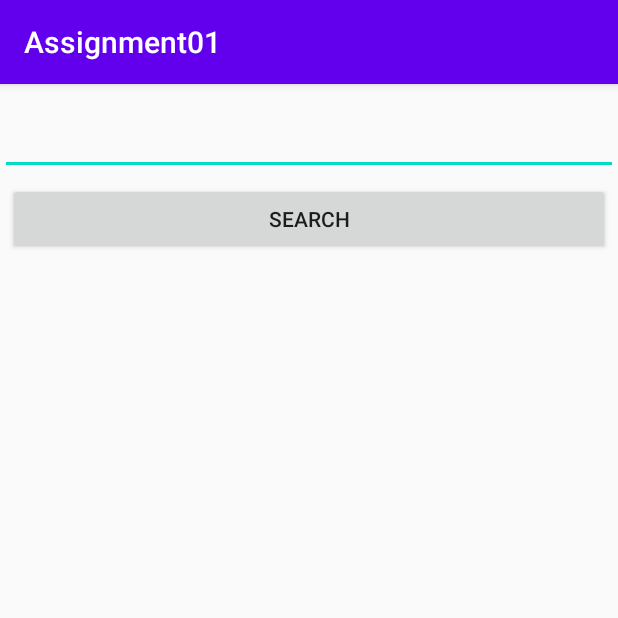
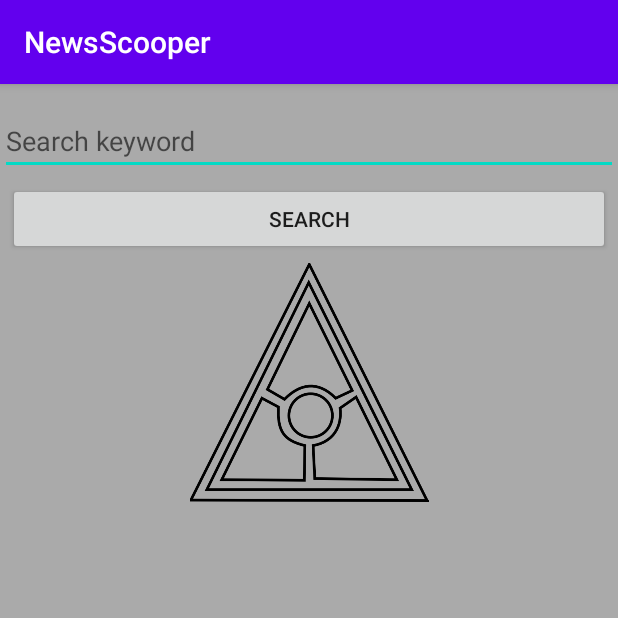
Before and after one commit to Phil-CST-BCIT/COMP3717_Assignment01, an Android app: the screen it shows after launch (MainActivity), on a phone screen of 412 x 824 dp, the top half of it. Run offline under Robolectric (Android 15) with nearby library versions, the phone set to English and light mode, and no system bars.

Commit message:
Changed color scheme

```diff
--- a/app/src/main/java/com/bcit/comp3717/assignment01/Article.java
+++ b/app/src/main/java/com/bcit/comp3717/assignment01/Article.java
@@ -33,10 +33,6 @@ public class Article implements Serializable {
     @SerializedName("content")
     @Expose
     private String content;
-
-    @SerializedName("source")
-    @Expose
-    private Source source;
 
     public String getAuthor() {
         return author;
--- a/app/src/main/res/layout/activity_list_row_layout.xml
+++ b/app/src/main/res/layout/activity_list_row_layout.xml
@@ -5,6 +5,7 @@
     android:layout_width="match_parent"
     android:layout_height="match_parent"
     android:orientation="vertical"
+    android:background="@android:color/darker_gray"
     tools:context=".list_row_layout">
 
     <TextView
--- a/app/src/main/res/layout/activity_main.xml
+++ b/app/src/main/res/layout/activity_main.xml
@@ -5,6 +5,7 @@
     android:layout_width="match_parent"
     android:layout_height="match_parent"
     android:orientation="vertical"
+    android:background="@android:color/darker_gray"
     tools:context=".MainActivity">
     <EditText
         android:id="@+id/editTextTextKeyword"
@@ -13,7 +14,7 @@
         android:layout_marginTop="15dp"
         android:ems="10"
         android:inputType="textAutoCorrect"
-        android:text=""
+        android:hint="@string/searchHint"
         android:autofillHints="@string/keyword" />
 
     <Button
@@ -23,5 +24,12 @@
         android:layout_margin="5dp"
         android:text="@string/search"/>
 
+    <ImageView
+        android:id="@+id/imageView"
+        android:layout_width="281dp"
+        android:layout_height="159dp"
+        android:layout_gravity="center"
+        app:srcCompat="@drawable/illum" />
+
 
 </LinearLayout>
--- a/app/src/main/res/layout/activity_title.xml
+++ b/app/src/main/res/layout/activity_title.xml
@@ -5,6 +5,7 @@
     android:layout_width="match_parent"
     android:layout_height="match_parent"
     android:orientation="vertical"
+    android:background="@android:color/darker_gray"
     tools:context=".Title">
 
     <ListView
--- a/app/src/main/res/values/strings.xml
+++ b/app/src/main/res/values/strings.xml
@@ -1,5 +1,5 @@
 <resources>
-    <string name="app_name">Assignment01</string>
+    <string name="app_name">NewsScooper</string>
     <string name="keyword">keyword</string>
     <string name="search">search</string>
     <string name="searchHint">Search keyword</string>
```
Also changed, not shown: app/src/main/res/layout-land/activity_display.xml (+9 -1 lines), app/src/main/res/layout/activity_display.xml (+8 -1 lines), app/src/main/res/drawable/illum.png (added).
